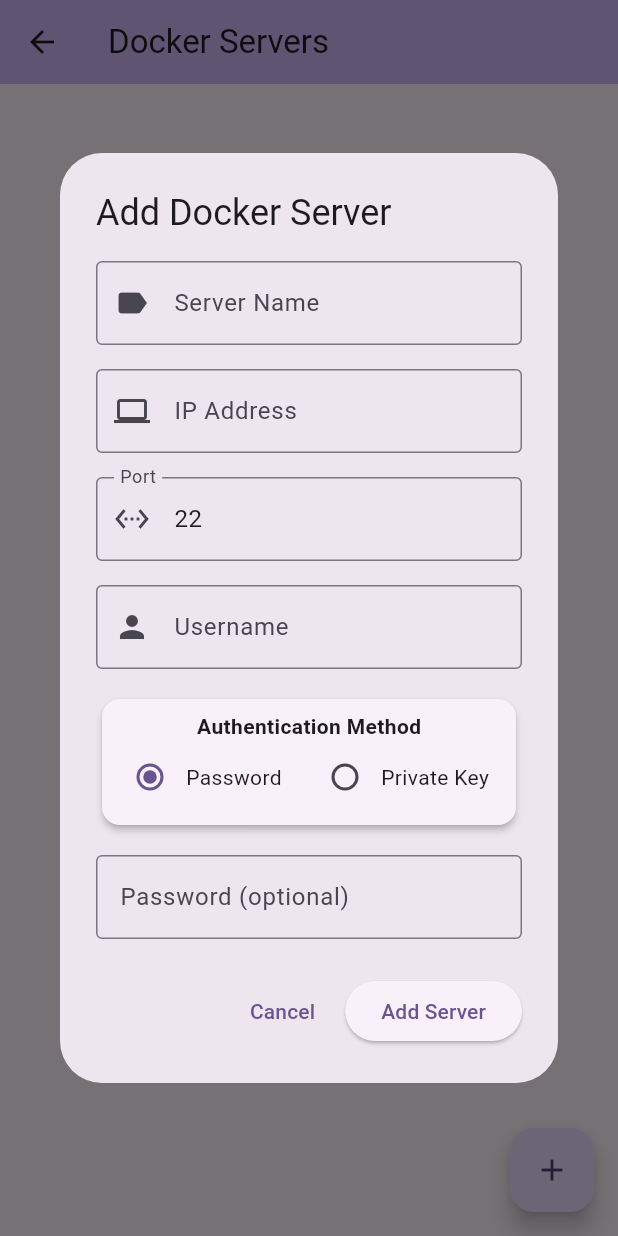
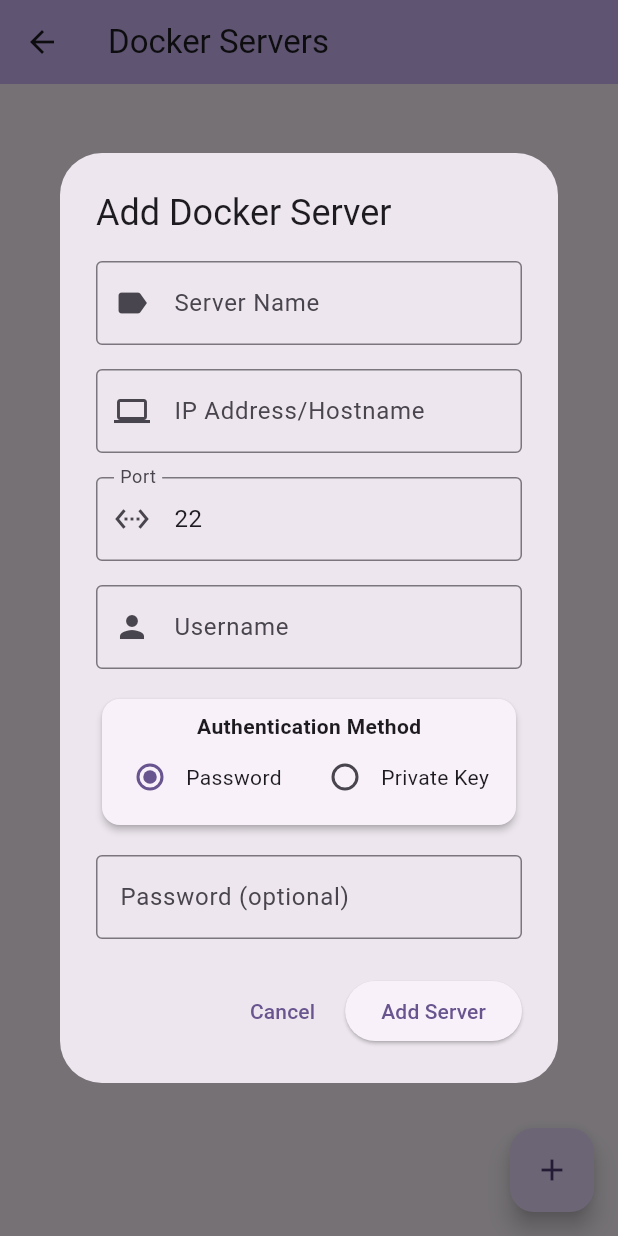
Before and after one commit to theSoberSobber/Docker-Manager, a Flutter app: the ServerListScreen screen opened directly, after a tap on the "add" icon, on a phone screen of 412 x 824 dp. Run offline on Flutter 3.47's test engine with Material 3 defaults, Android fonts, the phone set to English and light mode, and no system bars; our stand-ins replace shared_preferences; missing offline and left inert: dartssh2; accounts and stored records are empty.

Commit message:
add hostname in add server dialog labels

```diff
--- a/lib/presentation/widgets/add_server_dialog.dart
+++ b/lib/presentation/widgets/add_server_dialog.dart
@@ -80,14 +80,14 @@ class _AddServerDialogState extends State<AddServerDialog> {
               TextFormField(
                 controller: _ipController,
                 decoration: const InputDecoration(
-                  labelText: 'IP Address',
+                  labelText: 'IP Address/Hostname',
                   hintText: '192.168.1.100',
                   border: OutlineInputBorder(),
                   prefixIcon: Icon(Icons.computer),
                 ),
                 validator: (value) {
                   if (value == null || value.trim().isEmpty) {
-                    return 'Please enter an IP address';
+                    return 'Please enter an IP address/Hostname';
                   }
                   return null;
                 },
```
